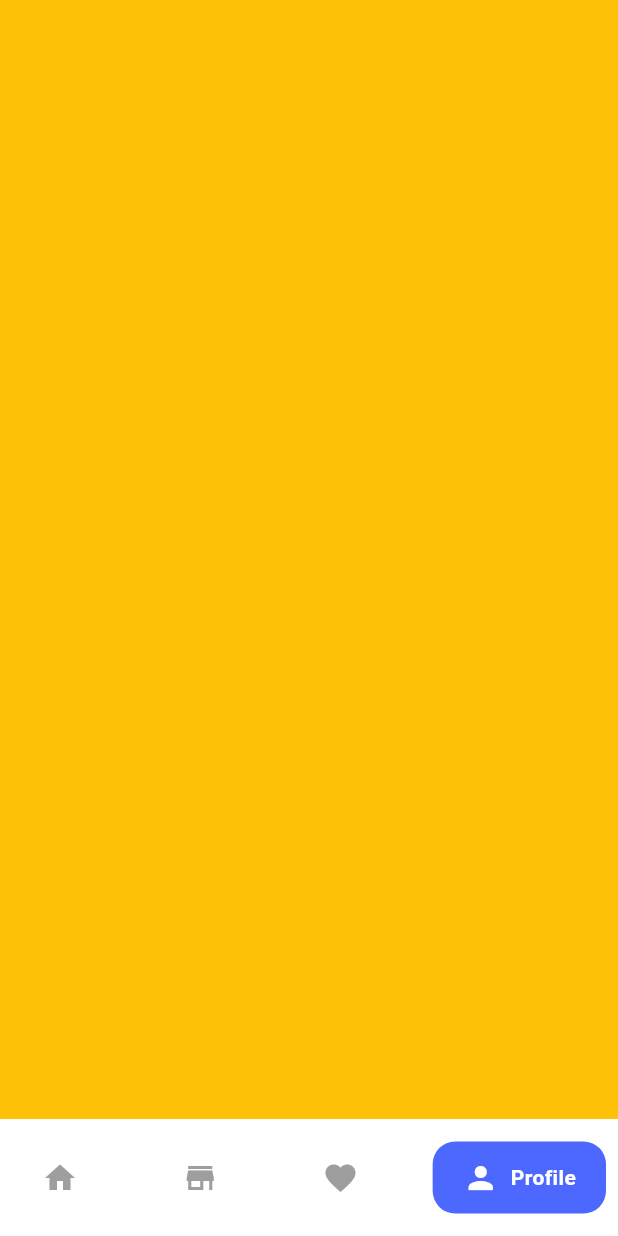
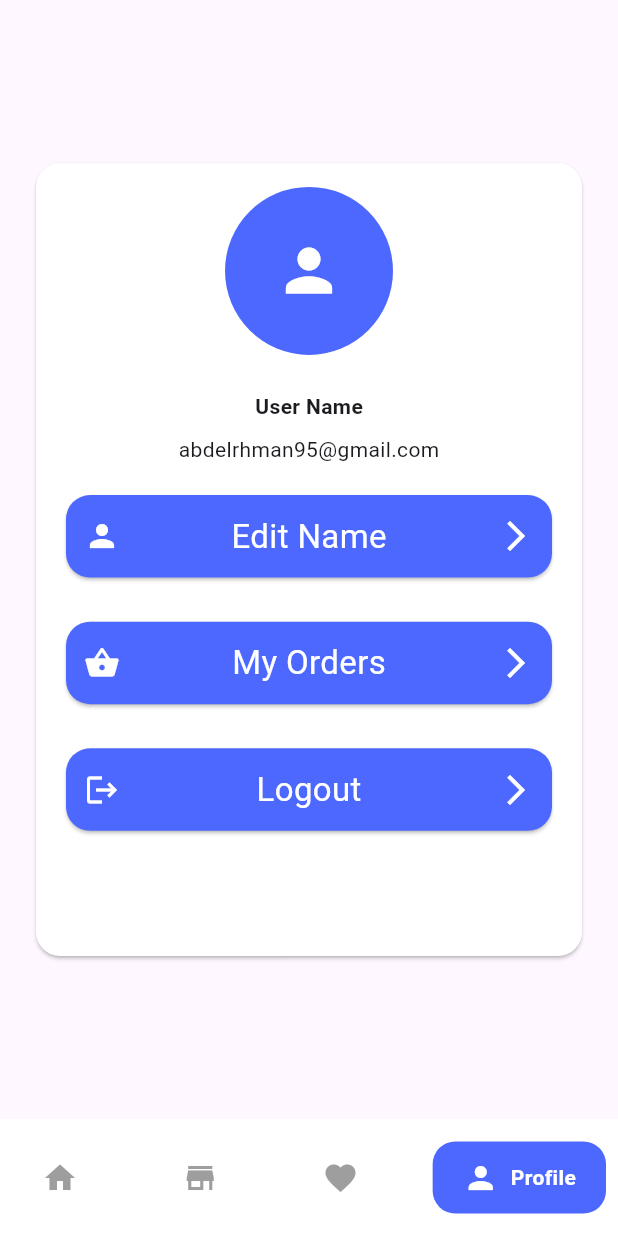
Before and after one commit to abdelrhman20500/supastore, a Flutter app: the LayoutScreen screen opened directly, item 4 of the bottom bar chosen, on a phone screen of 412 x 824 dp. Run offline on Flutter 3.47's test engine with Material 3 defaults, Android fonts, the phone set to English and light mode, and no system bars; drawn by our look-alikes of google_nav_bar; our stand-ins replace cached_network_image, flutter_bloc, google_sign_in, supabase_flutter; accounts and stored records are empty; network calls fail.

Commit message:
Finished Logout

```diff
--- a/lib/Features/Auth/presentation/view_manager/auth_states.dart
+++ b/lib/Features/Auth/presentation/view_manager/auth_states.dart
@@ -21,3 +21,8 @@ class RegisterSuccess extends AuthStates{}
 class SignInGoogleLoading extends AuthStates{}
 class SignInGoogleFailure extends AuthStates{}
 class SignInGoogleSuccess extends AuthStates{}
+
+/// Logout
+class LogoutLoading extends AuthStates{}
+class LogoutFailure extends AuthStates{}
+class LogoutSuccess extends AuthStates{}
--- a/lib/Features/profile/presentation/view/profile_view.dart
+++ b/lib/Features/profile/presentation/view/profile_view.dart
@@ -1,10 +1,76 @@
 import 'package:flutter/material.dart';
+import 'package:flutter_bloc/flutter_bloc.dart';
+import 'package:supastore/Core/component/custom_circular_progress_indicator.dart';
+import 'package:supastore/Core/functions/navigate_without_back.dart';
+import 'package:supastore/Core/utilis/app_color.dart';
+import 'package:supastore/Features/Auth/presentation/view/login_view.dart';
+import 'package:supastore/Features/Auth/presentation/view_manager/auth_cubit.dart';
+import 'package:supastore/Features/Auth/presentation/view_manager/auth_states.dart';
+import 'package:supastore/Features/profile/presentation/view/widgets/edit_name_screen.dart';
+import 'package:supastore/Features/profile/presentation/view/widgets/my_order_screen.dart';
+
+import '../../../../Core/component/custom_row_bottom.dart';
 
 class ProfileView extends StatelessWidget {
   const ProfileView({super.key});
 
   @override
   Widget build(BuildContext context) {
-    return Container(color: Colors.amber,);
+    var height= MediaQuery.of(context).size.height;
+    return BlocProvider(
+      create:(context) => AuthCubit(),
+      child: BlocConsumer<AuthCubit, AuthStates>(
+        listener: (context, state) {
+          if(state is LogoutSuccess){
+            navigateWithoutBack(context, LoginView());
+          }
+        },
+        builder: (context, state) {
+          return state is LogoutLoading ? CustomCircularProgressIndicator() : Center(
+            child: SizedBox(
+              height: height*0.7,
+              child: Card(
+                margin: const EdgeInsets.all(24),
+                color: AppColors.kWhiteColor,
+                shape: const RoundedRectangleBorder(
+                  borderRadius: BorderRadius.all(Radius.circular(16)),
+                ),
+                child: Padding(
+                  padding: const EdgeInsets.all(16.0),
+                  child: Column(
+                    children: [
+                      const CircleAvatar(
+                        radius: 56,
+                        backgroundColor: AppColors.kPrimaryColor,
+                        foregroundColor: AppColors.kWhiteColor,
+                        child: Icon(Icons.person, size: 46,),
+                      ),
+                      SizedBox(height: height*0.03,),
+                      const Text("User Name", style: TextStyle(fontWeight: FontWeight.bold),),
+                      SizedBox(height: height*0.01,),
+                      const Text("abdelrhman95@gmail.com"),
+                      SizedBox(height: height*0.02,),
+                      CustomRowBottom(onTap: ()
+                      {
+                        Navigator.push(context, MaterialPageRoute(builder: (context)=>const EditNameScreen()));
+                      } ,iconData: Icons.person,text: "Edit Name",icon: Icons.arrow_forward_ios,),
+                      SizedBox(height: height*0.026,),
+                      CustomRowBottom(onTap: (){
+                        Navigator.push(context, MaterialPageRoute(builder: (context)=>const MyOrderScreen()));
+                      } ,iconData: Icons.shopping_basket,text: "My Orders",icon: Icons.arrow_forward_ios,),
+                      SizedBox(height: height*0.026,),
+                      CustomRowBottom(onTap: ()async{
+                        await context.read<AuthCubit>().logout();
+                      },
+                        iconData: Icons.logout,text: "Logout",icon: Icons.arrow_forward_ios,)
+                    ],
+                  ),
+                ),
+              ),
+            ),
+          );
+        },
+      ),
+    );
   }
 }
```
Also changed, not shown: lib/Core/component/custom_circular_progress_indicator.dart (+5 -10 lines), lib/Core/functions/show_message.dart (added, +11 -0 lines), lib/Features/Auth/presentation/view/login_view.dart (+3 -4 lines), lib/Features/Auth/presentation/view_manager/auth_cubit.dart (+11 -0 lines), lib/Features/profile/presentation/view/widgets/edit_name_screen.dart (added, +34 -0 lines), lib/Features/profile/presentation/view/widgets/my_order_screen.dart (added, +23 -0 lines).
